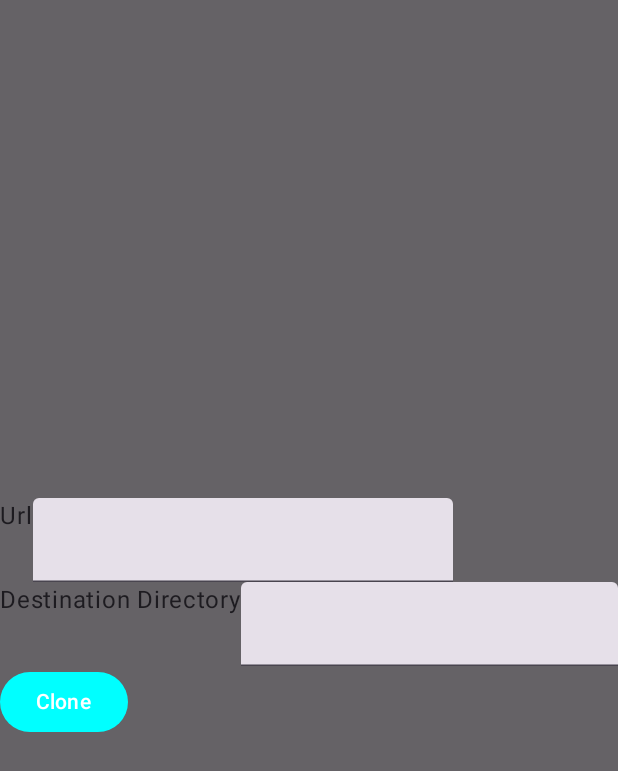
After one commit to secondsun/16bitworkshop, an Android app built with Jetpack Compose: the composable GitImportDialog shown on its own in the app's theme, on a phone screen of 412 x 824 dp. The commit adds this screen. Shown: the top 771 px of the screen. Run offline under Robolectric (Android 15) with nearby library versions, the phone set to English and light mode, and no system bars.

Commit message:
WIP work Manager for Git Clone

```diff
--- a/app/build.gradle
+++ b/app/build.gradle
@@ -52,6 +52,11 @@ android {
 
 dependencies {
 
+
+    // Kotlin + coroutines
+    implementation("androidx.work:work-runtime-ktx:$work_version")
+
+
     implementation 'androidx.core:core-ktx:1.8.0'
     implementation 'androidx.lifecycle:lifecycle-runtime-ktx:2.5.0'
     implementation 'androidx.activity:activity-compose:1.5.0'
--- /dev/null
+++ b/app/src/main/java/net/saga/a16_bitstudio/ui/import_dialog/GitImportDialog.kt
@@ -0,0 +1,62 @@
+package net.saga.a16_bitstudio.ui.import_dialog
+
+import android.util.Log
+import androidx.compose.foundation.layout.Column
+import androidx.compose.foundation.layout.Row
+import androidx.compose.material3.Button
+import androidx.compose.material3.Text
+import androidx.compose.material3.TextField
+import androidx.compose.runtime.Composable
+import androidx.compose.runtime.mutableStateOf
+import androidx.compose.runtime.remember
+import androidx.compose.ui.tooling.preview.Preview
+import androidx.compose.ui.window.Dialog
+import net.saga.a16_bitstudio.ui.theme.SixteenbitStudioTheme
+
+@Composable
+fun GitImportDialog(open: Boolean = true, onDismissRequest: () -> Unit = {}) {
+
+    var url = remember {
+        mutableStateOf("")
+    }
+
+    var destination = remember {
+        mutableStateOf("")
+    }
+    if (open) {
+        Dialog(onDismissRequest = onDismissRequest) {
+
+
+            Column() {
+                Row() {
+                    Text(text = "Url")
+                    TextField(value = url.value, onValueChange = { url.value = it })
+                }
+                Row() {
+                    Text(text = "Destination Directory")
+                    TextField(value = destination.value, onValueChange = { destination.value = it })
+                }
+                Row() {
+                    Button(onClick = {
+                        Log.i(
+                            "GIT_IMPORT",
+                            "Clone ${url.value} to ${destination.value}"
+                        )
+                    }
+                    ) {
+                        Text("Clone")
+                    }
+                }
+            }
+        }
+    }
+}
+
+
+@Preview
+@Composable
+fun preview() {
+    SixteenbitStudioTheme {
+        GitImportDialog()
+    }
+}
--- a/app/src/main/java/net/saga/a16_bitstudio/ui/import_dialog/ImportDialog.kt
+++ b/app/src/main/java/net/saga/a16_bitstudio/ui/import_dialog/ImportDialog.kt
@@ -2,13 +2,10 @@ package net.saga.a16_bitstudio.ui.import_dialog
 
 import androidx.compose.foundation.clickable
 import androidx.compose.foundation.layout.*
-import androidx.compose.material.icons.Icons
 import androidx.compose.material3.Icon
 import androidx.compose.material3.SmallTopAppBar
 import androidx.compose.material3.Text
 import androidx.compose.runtime.Composable
-import androidx.compose.runtime.mutableStateOf
-import androidx.compose.runtime.remember
 import androidx.compose.ui.Alignment
 import androidx.compose.ui.Modifier
 import androidx.compose.ui.res.painterResource
--- a/app/src/main/res/values/strings.xml
+++ b/app/src/main/res/values/strings.xml
@@ -1,3 +1,6 @@
 <resources>
     <string name="app_name">16-bit Studio</string>
+    <string name="git_notification_channel_id" >Git Download</string>
+    <string name="git_notification_title" >Git Download</string>
+    <string name="git_cancel_download">Cancel Download</string>
 </resources>
--- a/build.gradle
+++ b/build.gradle
@@ -1,6 +1,7 @@
 buildscript {
     ext {
         compose_version = '1.1.1'
+        work_version = "2.7.1"
     }
 }// Top-level build file where you can add configuration options common to all sub-projects/modules.
 plugins {
```
Also changed, not shown: app/src/main/java/net/saga/a16_bitstudio/data/worker/GitWorker.kt (added, +83 -0 lines), app/src/main/java/net/saga/a16_bitstudio/ui/App.kt (+0 -10 lines).
